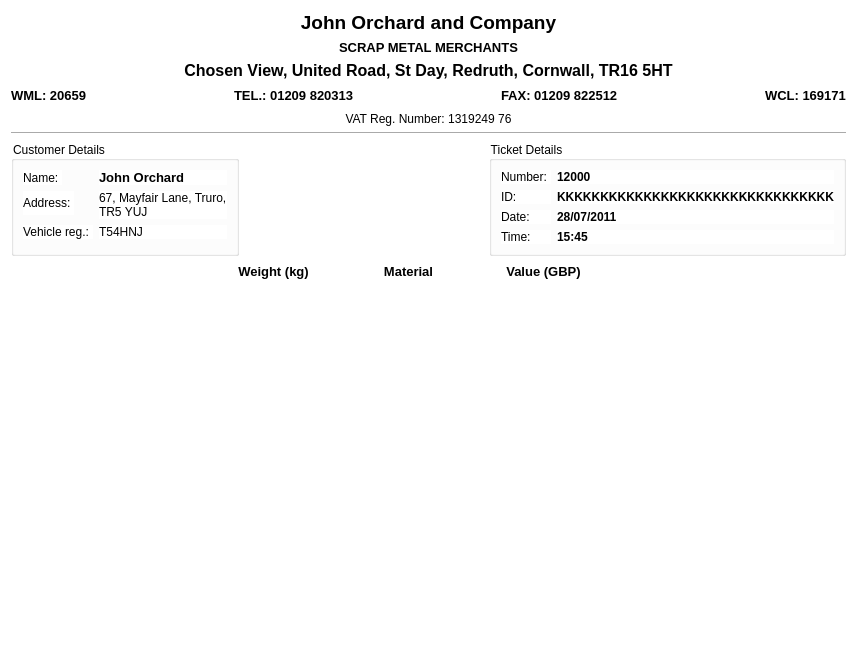
The window that main_program/gui_interface_designs/ticket_review_dialog_design.ui (yimenhfeifei/josm-invoice) describes before a commit, drawn with Qt 5.
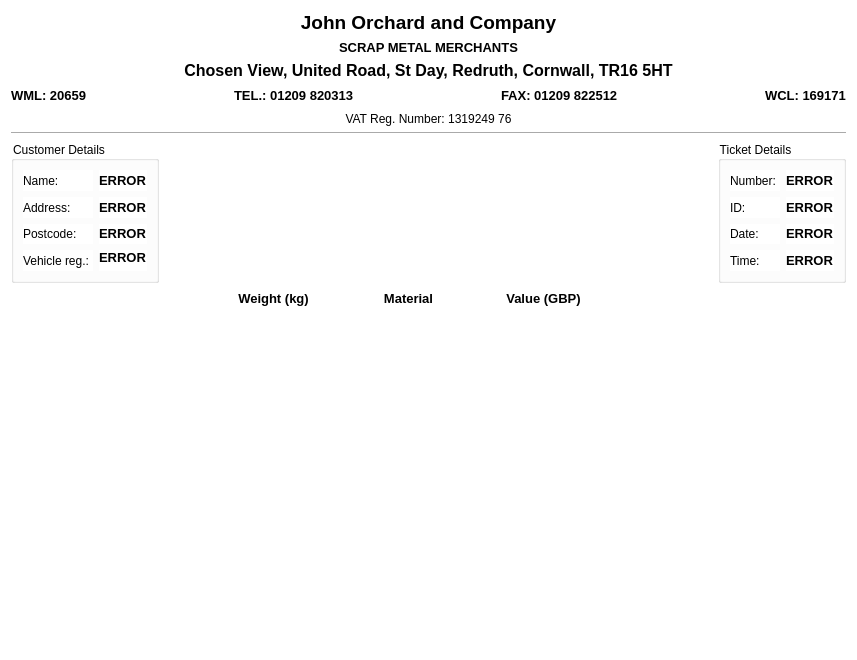
The same window after the commit.

Commit message: More ticket review functionality.

```diff
--- a/main_program/gui_interface_designs/ticket_review_dialog_design.ui
+++ b/main_program/gui_interface_designs/ticket_review_dialog_design.ui
@@ -188,7 +188,7 @@
        </property>
        <layout class="QVBoxLayout" name="verticalLayout">
         <item>
-         <layout class="QFormLayout" name="formLayout">
+         <layout class="QGridLayout" name="gridLayout">
           <item row="0" column="0">
            <widget class="QLabel" name="label_8">
             <property name="text">
@@ -197,7 +197,7 @@
            </widget>
           </item>
           <item row="0" column="1">
-           <widget class="QLabel" name="label_9">
+           <widget class="QLabel" name="nameLabel">
             <property name="sizePolicy">
              <sizepolicy hsizetype="Minimum" vsizetype="Minimum">
               <horstretch>0</horstretch>
@@ -219,7 +219,7 @@
 &lt;html&gt;&lt;head&gt;&lt;meta name=&quot;qrichtext&quot; content=&quot;1&quot; /&gt;&lt;style type=&quot;text/css&quot;&gt;
 p, li { white-space: pre-wrap; }
 &lt;/style&gt;&lt;/head&gt;&lt;body style=&quot; font-family:'Sans Serif'; font-size:11pt; font-weight:600; font-style:normal;&quot;&gt;
-&lt;p style=&quot; margin-top:0px; margin-bottom:0px; margin-left:0px; margin-right:0px; -qt-block-indent:0; text-indent:0px;&quot;&gt;&lt;span style=&quot; font-size:10pt; color:#000000;&quot;&gt;John Orchard&lt;/span&gt;&lt;/p&gt;&lt;/body&gt;&lt;/html&gt;</string>
+&lt;p style=&quot; margin-top:0px; margin-bottom:0px; margin-left:0px; margin-right:0px; -qt-block-indent:0; text-indent:0px;&quot;&gt;&lt;span style=&quot; font-size:10pt; color:#000000;&quot;&gt;ERROR&lt;/span&gt;&lt;/p&gt;&lt;/body&gt;&lt;/html&gt;</string>
             </property>
            </widget>
           </item>
@@ -231,24 +231,58 @@
            </widget>
           </item>
           <item row="1" column="1">
-           <widget class="QLabel" name="label_18">
+           <widget class="QLabel" name="addressLabel">
             <property name="text">
-             <string>67, Mayfair Lane, Truro,
-TR5 YUJ</string>
+             <string>&lt;!DOCTYPE HTML PUBLIC &quot;-//W3C//DTD HTML 4.0//EN&quot; &quot;http://www.w3.org/TR/REC-html40/strict.dtd&quot;&gt;
+&lt;html&gt;&lt;head&gt;&lt;meta name=&quot;qrichtext&quot; content=&quot;1&quot; /&gt;&lt;style type=&quot;text/css&quot;&gt;
+p, li { white-space: pre-wrap; }
+&lt;/style&gt;&lt;/head&gt;&lt;body style=&quot; font-family:'Sans Serif'; font-size:9pt; font-weight:400; font-style:normal;&quot;&gt;
+&lt;p style=&quot; margin-top:0px; margin-bottom:0px; margin-left:0px; margin-right:0px; -qt-block-indent:0; text-indent:0px;&quot;&gt;&lt;span style=&quot; font-size:10pt; font-weight:600;&quot;&gt;ERROR&lt;/span&gt;&lt;/p&gt;&lt;/body&gt;&lt;/html&gt;</string>
             </property>
            </widget>
           </item>
           <item row="2" column="0">
+           <widget class="QLabel" name="label_9">
+            <property name="text">
+             <string>Postcode:</string>
+            </property>
+           </widget>
+          </item>
+          <item row="2" column="1">
+           <widget class="QLabel" name="postcodeLabel">
+            <property name="text">
+             <string>&lt;!DOCTYPE HTML PUBLIC &quot;-//W3C//DTD HTML 4.0//EN&quot; &quot;http://www.w3.org/TR/REC-html40/strict.dtd&quot;&gt;
+&lt;html&gt;&lt;head&gt;&lt;meta name=&quot;qrichtext&quot; content=&quot;1&quot; /&gt;&lt;style type=&quot;text/css&quot;&gt;
+p, li { white-space: pre-wrap; }
+&lt;/style&gt;&lt;/head&gt;&lt;body style=&quot; font-family:'Sans Serif'; font-size:9pt; font-weight:400; font-style:normal;&quot;&gt;
+&lt;p style=&quot; margin-top:0px; margin-bottom:0px; margin-left:0px; margin-right:0px; -qt-block-indent:0; text-indent:0px;&quot;&gt;&lt;span style=&quot; font-size:10pt; font-weight:600;&quot;&gt;ERROR&lt;/span&gt;&lt;/p&gt;&lt;/body&gt;&lt;/html&gt;</string>
+            </property>
+           </widget>
+          </item>
+          <item row="3" column="0">
            <widget class="QLabel" name="label_15">
             <property name="text">
              <string>Vehicle reg.: </string>
             </property>
            </widget>
           </item>
-          <item row="2" column="1">
-           <widget class="QLabel" name="label_20">
+          <item row="3" column="1">
+           <widget class="QLabel" name="vehicleRegistrationLabel">
+            <property name="sizePolicy">
+             <sizepolicy hsizetype="Preferred" vsizetype="Preferred">
+              <horstretch>0</horstretch>
+              <verstretch>0</verstretch>
+             </sizepolicy>
+            </property>
             <property name="text">
-             <string>T54HNJ</string>
+             <string>&lt;!DOCTYPE HTML PUBLIC &quot;-//W3C//DTD HTML 4.0//EN&quot; &quot;http://www.w3.org/TR/REC-html40/strict.dtd&quot;&gt;
+&lt;html&gt;&lt;head&gt;&lt;meta name=&quot;qrichtext&quot; content=&quot;1&quot; /&gt;&lt;style type=&quot;text/css&quot;&gt;
+p, li { white-space: pre-wrap; }
+&lt;/style&gt;&lt;/head&gt;&lt;body style=&quot; font-family:'Sans Serif'; font-size:9pt; font-weight:400; font-style:normal;&quot;&gt;
+&lt;p style=&quot; margin-top:0px; margin-bottom:0px; margin-left:0px; margin-right:0px; -qt-block-indent:0; text-indent:0px;&quot;&gt;&lt;span style=&quot; font-size:10pt; font-weight:600;&quot;&gt;ERROR&lt;/span&gt;&lt;/p&gt;&lt;/body&gt;&lt;/html&gt;</string>
+            </property>
+            <property name="alignment">
+             <set>Qt::AlignLeading|Qt::AlignLeft|Qt::AlignTop</set>
             </property>
            </widget>
           </item>
@@ -267,8 +301,8 @@
        </property>
        <property name="sizeHint" stdset="0">
         <size>
-         <width>198</width>
-         <height>20</height>
+         <width>138</width>
+         <height>142</height>
         </size>
        </property>
       </spacer>
@@ -301,7 +335,7 @@
 &lt;html&gt;&lt;head&gt;&lt;meta name=&quot;qrichtext&quot; content=&quot;1&quot; /&gt;&lt;style type=&quot;text/css&quot;&gt;
 p, li { white-space: pre-wrap; }
 &lt;/style&gt;&lt;/head&gt;&lt;body style=&quot; font-family:'Sans Serif'; font-size:9pt; font-weight:400; font-style:normal;&quot;&gt;
-&lt;p style=&quot; margin-top:0px; margin-bottom:0px; margin-left:0px; margin-right:0px; -qt-block-indent:0; text-indent:0px;&quot;&gt;&lt;span style=&quot; font-weight:600;&quot;&gt;12000&lt;/span&gt;&lt;/p&gt;&lt;/body&gt;&lt;/html&gt;</string>
+&lt;p style=&quot; margin-top:0px; margin-bottom:0px; margin-left:0px; margin-right:0px; -qt-block-indent:0; text-indent:0px;&quot;&gt;&lt;span style=&quot; font-size:10pt; font-weight:600;&quot;&gt;ERROR&lt;/span&gt;&lt;/p&gt;&lt;/body&gt;&lt;/html&gt;</string>
             </property>
            </widget>
           </item>
@@ -312,7 +346,7 @@
 &lt;html&gt;&lt;head&gt;&lt;meta name=&quot;qrichtext&quot; content=&quot;1&quot; /&gt;&lt;style type=&quot;text/css&quot;&gt;
 p, li { white-space: pre-wrap; }
 &lt;/style&gt;&lt;/head&gt;&lt;body style=&quot; font-family:'Sans Serif'; font-size:9pt; font-weight:400; font-style:normal;&quot;&gt;
-&lt;p style=&quot; margin-top:0px; margin-bottom:0px; margin-left:0px; margin-right:0px; -qt-block-indent:0; text-indent:0px;&quot;&gt;&lt;span style=&quot; font-weight:600;&quot;&gt;KKKKKKKKKKKKKKKKKKKKKKKKKKKKKKKK&lt;/span&gt;&lt;/p&gt;&lt;/body&gt;&lt;/html&gt;</string>
+&lt;p style=&quot; margin-top:0px; margin-bottom:0px; margin-left:0px; margin-right:0px; -qt-block-indent:0; text-indent:0px;&quot;&gt;&lt;span style=&quot; font-size:10pt; font-weight:600;&quot;&gt;ERROR&lt;/span&gt;&lt;/p&gt;&lt;/body&gt;&lt;/html&gt;</string>
             </property>
            </widget>
           </item>
@@ -330,7 +364,7 @@
 &lt;html&gt;&lt;head&gt;&lt;meta name=&quot;qrichtext&quot; content=&quot;1&quot; /&gt;&lt;style type=&quot;text/css&quot;&gt;
 p, li { white-space: pre-wrap; }
 &lt;/style&gt;&lt;/head&gt;&lt;body style=&quot; font-family:'Sans Serif'; font-size:9pt; font-weight:400; font-style:normal;&quot;&gt;
-&lt;p style=&quot; margin-top:0px; margin-bottom:0px; margin-left:0px; margin-right:0px; -qt-block-indent:0; text-indent:0px;&quot;&gt;&lt;span style=&quot; font-weight:600;&quot;&gt;28/07/2011&lt;/span&gt;&lt;/p&gt;&lt;/body&gt;&lt;/html&gt;</string>
+&lt;p style=&quot; margin-top:0px; margin-bottom:0px; margin-left:0px; margin-right:0px; -qt-block-indent:0; text-indent:0px;&quot;&gt;&lt;span style=&quot; font-size:10pt; font-weight:600;&quot;&gt;ERROR&lt;/span&gt;&lt;/p&gt;&lt;/body&gt;&lt;/html&gt;</string>
             </property>
            </widget>
           </item>
@@ -348,7 +382,7 @@
 &lt;html&gt;&lt;head&gt;&lt;meta name=&quot;qrichtext&quot; content=&quot;1&quot; /&gt;&lt;style type=&quot;text/css&quot;&gt;
 p, li { white-space: pre-wrap; }
 &lt;/style&gt;&lt;/head&gt;&lt;body style=&quot; font-family:'Sans Serif'; font-size:9pt; font-weight:400; font-style:normal;&quot;&gt;
-&lt;p style=&quot; margin-top:0px; margin-bottom:0px; margin-left:0px; margin-right:0px; -qt-block-indent:0; text-indent:0px;&quot;&gt;&lt;span style=&quot; font-weight:600;&quot;&gt;15:45&lt;/span&gt;&lt;/p&gt;&lt;/body&gt;&lt;/html&gt;</string>
+&lt;p style=&quot; margin-top:0px; margin-bottom:0px; margin-left:0px; margin-right:0px; -qt-block-indent:0; text-indent:0px;&quot;&gt;&lt;span style=&quot; font-size:10pt; font-weight:600;&quot;&gt;ERROR&lt;/span&gt;&lt;/p&gt;&lt;/body&gt;&lt;/html&gt;</string>
             </property>
            </widget>
           </item>
```
Left out of the diff: 8 changed lines with no effect on the pictures. The commit also changes 9 other files.
